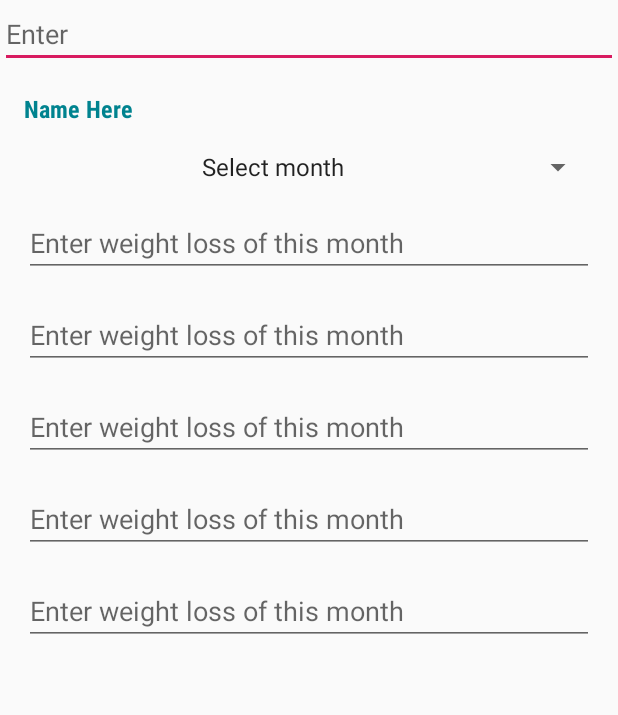
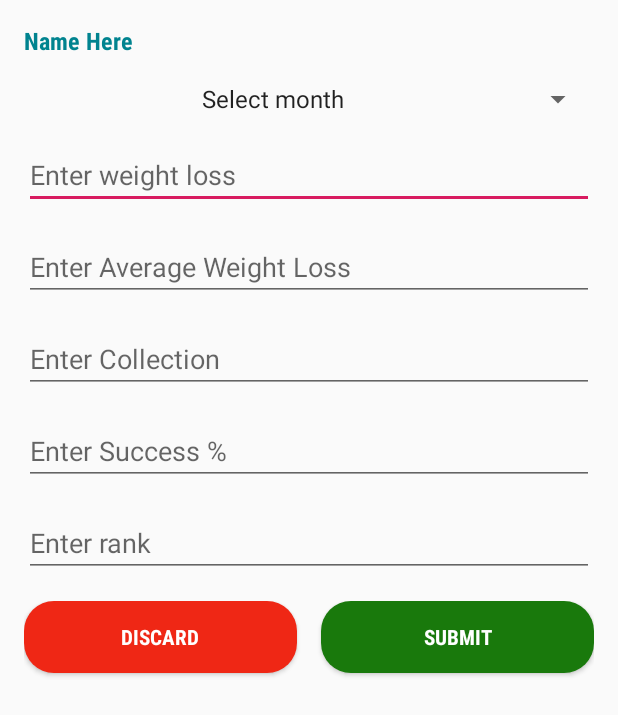
Before and after one commit to usman18/ProgressTracker, an Android app: the layout report_dialog.xml on its own in the app's theme, with its tools: preview values and no code run, on a phone screen of 412 x 824 dp. Shown: the top 715 px of the screen. Run offline under Robolectric (Android 15) with nearby library versions, the phone set to English and light mode, and no system bars; Roboto replaces fonts that are not available here.

Commit message:
-> Submit and Discard buttons added to report dialog.

```diff
--- a/app/src/main/java/com/uk/progresstracker/Adapter/ReportAdapter.java
+++ b/app/src/main/java/com/uk/progresstracker/Adapter/ReportAdapter.java
@@ -7,6 +7,8 @@ import android.support.v7.widget.RecyclerView;
 import android.view.LayoutInflater;
 import android.view.View;
 import android.view.ViewGroup;
+import android.widget.Button;
+import android.widget.EditText;
 import android.widget.TextView;
 
 import com.uk.progresstracker.Model.TeamMember;
@@ -78,6 +80,16 @@ public class ReportAdapter extends RecyclerView.Adapter<ReportAdapter.MemberView
                 .inflate(R.layout.report_dialog,null);
         builder.setView(view);
 
+        EditText etWeightLoss = view.findViewById(R.id.etWeightLoss);
+        EditText etAvgWeightLoss = view.findViewById(R.id.etAvgWeightLoss);
+        EditText etSuccessPercent = view.findViewById(R.id.etSuccessPercentage);
+        EditText etRank = view.findViewById(R.id.etRank);
+        EditText etCollection = view.findViewById(R.id.etCollection);
+
+        Button btnSubmit = view.findViewById(R.id.btnSubmit);
+        Button btnDiscard = view.findViewById(R.id.btnDiscard);
+
+
         builder.create().show();
 
     }
--- /dev/null
+++ b/app/src/main/res/drawable/round_discard.xml
@@ -0,0 +1,11 @@
+<?xml version="1.0" encoding="utf-8"?>
+<shape android:shape="rectangle"
+    xmlns:android="http://schemas.android.com/apk/res/android" >
+
+    <corners
+        android:radius="20dp"/>
+
+    <solid
+        android:color="@color/red"/>
+
+</shape>
--- /dev/null
+++ b/app/src/main/res/drawable/round_submit.xml
@@ -0,0 +1,11 @@
+<?xml version="1.0" encoding="utf-8"?>
+<shape android:shape="rectangle"
+    xmlns:android="http://schemas.android.com/apk/res/android" >
+
+    <corners
+        android:radius="20dp"/>
+
+    <solid
+        android:color="@color/green"/>
+
+</shape>
--- a/app/src/main/res/layout/report_dialog.xml
+++ b/app/src/main/res/layout/report_dialog.xml
@@ -3,13 +3,6 @@
     android:orientation="vertical" android:layout_width="match_parent"
     android:layout_height="wrap_content">
 
-    <EditText
-        android:id="@+id/editText"
-        android:layout_width="match_parent"
-        android:layout_height="wrap_content"
-        android:ems="10"
-        android:inputType="textPersonName"
-        android:hint="Enter" />
 
     <TextView
         android:id="@+id/tvName"
@@ -39,7 +32,7 @@
         android:layout_height="wrap_content"
         android:layout_margin="16dp"
         android:inputType="numberDecimal"
-        android:hint="@string/enter_weight_loss_of_this_month"
+        android:hint="@string/enter_weight_loss"
         />
 
     <EditText
@@ -49,7 +42,7 @@
         android:layout_marginStart="16dp"
         android:layout_marginEnd="16dp"
         android:inputType="numberDecimal"
-        android:hint="@string/enter_weight_loss_of_this_month"
+        android:hint="@string/enter_average_weight_loss"
         />
 
     <EditText
@@ -58,7 +51,7 @@
         android:layout_height="wrap_content"
         android:layout_margin="16dp"
         android:inputType="numberDecimal"
-        android:hint="@string/enter_weight_loss_of_this_month"
+        android:hint="@string/enter_collection"
         />
 
     <EditText
@@ -68,7 +61,7 @@
         android:layout_marginStart="16dp"
         android:layout_marginEnd="16dp"
         android:inputType="numberDecimal"
-        android:hint="@string/enter_weight_loss_of_this_month"
+        android:hint="@string/enter_success"
         />
 
     <EditText
@@ -76,10 +69,49 @@
         android:layout_width="match_parent"
         android:layout_height="wrap_content"
         android:layout_margin="16dp"
-        android:inputType="numberDecimal"
-        android:hint="@string/enter_weight_loss_of_this_month"
+        android:inputType="number"
+        android:hint="@string/rank"
         />
 
+
+    <LinearLayout
+        android:layout_width="match_parent"
+        android:layout_height="wrap_content"
+        android:orientation="horizontal"
+        android:paddingStart="16dp"
+        android:paddingEnd="16dp"
+        android:layout_marginBottom="16dp"
+        >
+
+
+        <Button
+            android:background="@drawable/round_discard"
+            android:layout_marginEnd="8dp"
+            android:id="@+id/btnDiscard"
+            android:layout_width="match_parent"
+            android:layout_height="wrap_content"
+            android:layout_weight="1"
+            android:layout_marginBottom="16dp"
+            android:text="@string/discard"
+            android:textColor="#FFFFFF"
+            android:fontFamily="sans-serif-condensed"
+            android:textStyle="bold"
+            />
+        <Button
+            android:layout_marginStart="8dp"
+            android:id="@+id/btnSubmit"
+            android:layout_width="match_parent"
+            android:layout_height="wrap_content"
+            android:background="@drawable/round_submit"
+            android:layout_weight="1"
+            android:layout_marginBottom="16dp"
+            android:text="@string/submit"
+            android:textColor="#FFFFFF"
+            android:fontFamily="sans-serif-condensed"
+            android:textStyle="bold"
+            />
+
+    </LinearLayout>
 
 
 
--- a/app/src/main/res/values/colors.xml
+++ b/app/src/main/res/values/colors.xml
@@ -4,4 +4,7 @@
     <color name="colorPrimaryDark">#7b1fa2</color>
     <color name="colorAccent">#d81b60</color>
     <color name="blue_dark">#00838f</color>
+
+    <color name="green">#19790c</color>
+    <color name="red">#ef2715</color>
 </resources>
--- a/app/src/main/res/values/strings.xml
+++ b/app/src/main/res/values/strings.xml
@@ -11,7 +11,13 @@
     <string name="enter_member_s_name_here">Enter member\'s name</string>
     <string name="enter_member_s_employee_id">Enter member\'s employee id</string>
     <string name="enter_weight_loss_here">Enter weight loss here</string>
-    <string name="enter_weight_loss_of_this_month">Enter weight loss of this month</string>
+    <string name="enter_weight_loss">Enter weight loss </string>
+    <string name="enter_average_weight_loss">Enter Average Weight Loss</string>
+    <string name="enter_collection">Enter Collection </string>
+    <string name="enter_success">Enter Success %</string>
+    <string name="rank">Enter rank</string>
+    <string name="submit">Submit</string>
+    <string name="discard">Discard</string>
 
     <string-array name="months">
         <item>Select month</item>
```
